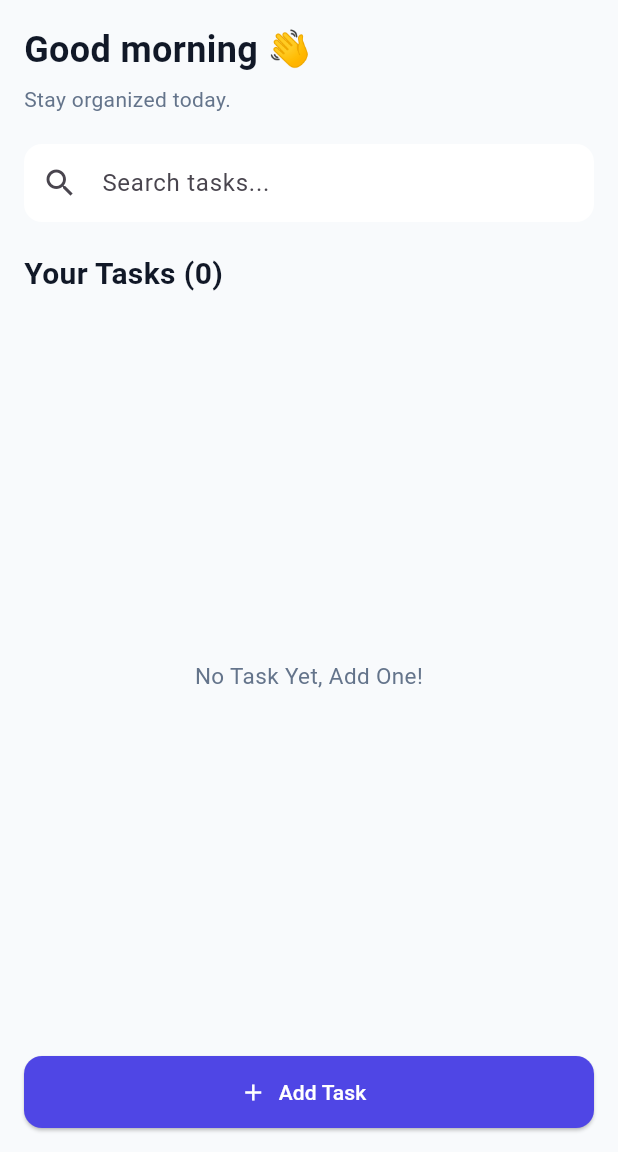
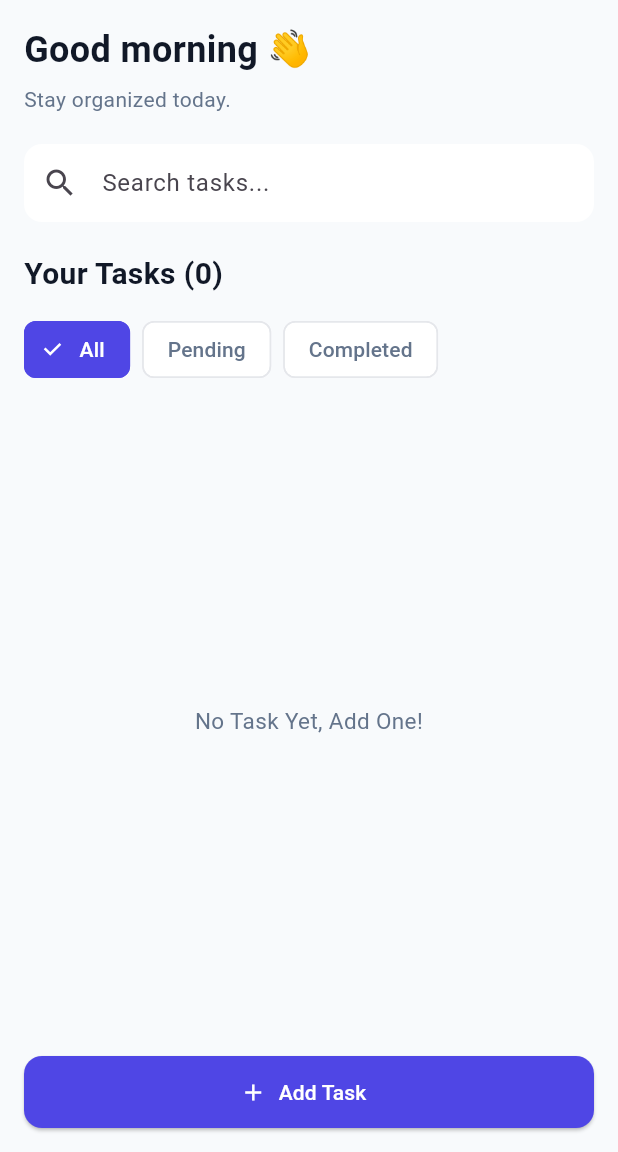
Before and after one commit to zidi-abderrahmen/task-nest, a Flutter app: the HomePage screen opened directly, on a phone screen of 412 x 824 dp, the part 84-1236 px from its top. Run offline on Flutter 3.47's test engine with Material 3 defaults, Android fonts, the light colour scheme and no system bars; our stand-ins replace supabase_flutter; accounts and stored records are empty.

Commit message:
feat: added task status filtering functionality in HomePage

```diff
--- a/lib/pages/home_page.dart
+++ b/lib/pages/home_page.dart
@@ -15,6 +15,8 @@ class _HomePageState extends State<HomePage> {
   final _searchController = TextEditingController();
 
   late Future<List<Task>> _tasksFuture;
+
+  String _statusFilter = 'All';
 
   static const _primary = Color(0xFF4F46E5);
   static const _background = Color(0xFFF8FAFC);
@@ -364,11 +366,18 @@ class _HomePageState extends State<HomePage> {
                     }
 
                     final tasks = snapshot.data ?? [];
-                    final query =
-                        _searchController.text.trim().toLowerCase();
+                    final query = _searchController.text.trim().toLowerCase();
 
                     final filteredTasks = tasks.where((task) {
-                      return task.title.toLowerCase().contains(query);
+                      final matchesSearch =
+                          task.title.toLowerCase().contains(query);
+
+                      final matchesStatus =
+                          _statusFilter == 'All' ||
+                          (_statusFilter == 'Pending' && !task.completed) ||
+                          (_statusFilter == 'Completed' && task.completed);
+
+                      return matchesSearch && matchesStatus;
                     }).toList();
 
                     return Column(
@@ -382,6 +391,41 @@ class _HomePageState extends State<HomePage> {
                             color: Color(0xFF111827),
                           ),
                         ),
+                        const SizedBox(height: 12),
+                        Wrap(
+                          spacing: 8,
+                          runSpacing: 8,
+                          children: ['All', 'Pending', 'Completed'].map((status) {
+                            final isSelected = _statusFilter == status;
+
+                            return ChoiceChip(
+                              label: Text(status),
+                              selected: isSelected,
+                              selectedColor: const Color(0xFF4F46E5),
+                              backgroundColor: Colors.white,
+                              labelStyle: TextStyle(
+                                color: isSelected
+                                    ? Colors.white
+                                    : const Color(0xFF64748B),
+                                fontWeight: FontWeight.w500,
+                              ),
+                              side: BorderSide(
+                                color: isSelected
+                                    ? const Color(0xFF4F46E5)
+                                    : const Color(0xFFE5E7EB),
+                              ),
+                              onSelected: (selected) {
+                                if (!selected) return;
+
+                                setState(() {
+                                  _statusFilter = status;
+                                });
+                              },
+                              checkmarkColor: Colors.white,
+                            );
+                          }).toList(),
+                        ),
+
                         const SizedBox(height: 12),
                         Expanded(
                           child: filteredTasks.isEmpty
```
